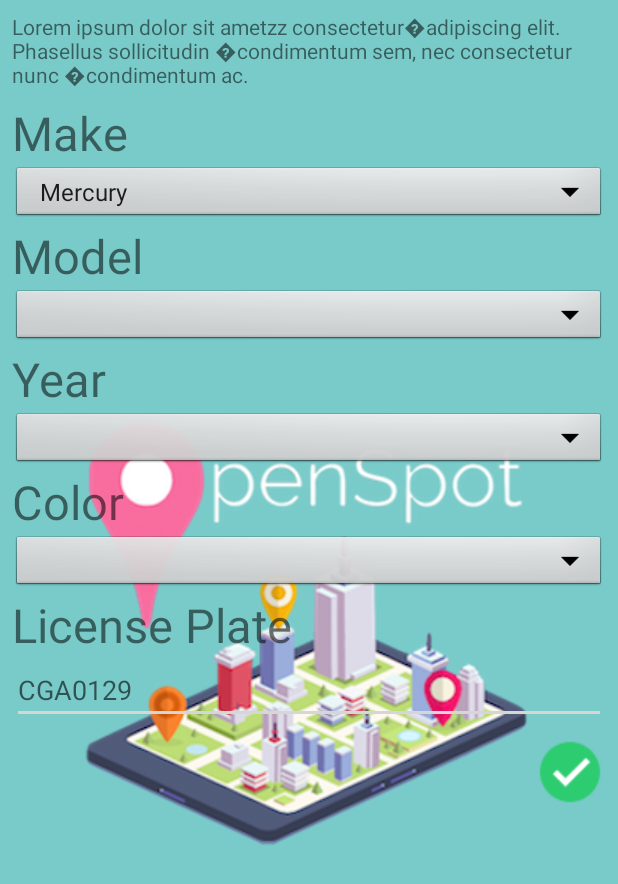
After one commit to stephenfung98/OpenSpot, an Android app: the VehicleInfoActivity screen opened directly, with no data from a screen before it, on a phone screen of 412 x 824 dp. The commit adds this screen. Shown: the top 884 px of the screen. Run offline under Robolectric (Android 15) with nearby library versions, the phone set to English and light mode, and no system bars.

Commit message:
Added UI for vehicle information view
-created a UI for vehicle information view

```diff
--- a/Android/MyApplication/app/src/main/AndroidManifest.xml
+++ b/Android/MyApplication/app/src/main/AndroidManifest.xml
@@ -15,11 +15,14 @@
             android:roundIcon="@mipmap/ic_launcher_round"
             android:supportsRtl="true"
             android:theme="@style/AppTheme.Launcher">
+        <activity android:name=".VehicleInfoActivity">
+        </activity>
         <activity
                 android:name=".NavigationActivity"
                 android:label="@string/app_name">
             <intent-filter>
                 <action android:name="android.intent.action.MAIN"/>
+
                 <category android:name="android.intent.category.LAUNCHER"/>
             </intent-filter>
         </activity>
@@ -39,10 +42,8 @@
                 android:value="@integer/google_play_services_version"/>
 
         <activity android:name=".MapsActivity2">
-
         </activity>
         <activity android:name=".MainActivity">
-
         </activity>
     </application>
 
--- /dev/null
+++ b/Android/MyApplication/app/src/main/java/com/example/openspot/VehicleInfoActivity.kt
@@ -0,0 +1,27 @@
+package com.example.openspot
+
+import android.support.v7.app.AppCompatActivity
+import android.os.Bundle
+import android.widget.ArrayAdapter
+import android.widget.Spinner
+
+class VehicleInfoActivity : AppCompatActivity() {
+
+    override fun onCreate(savedInstanceState: Bundle?) {
+        super.onCreate(savedInstanceState)
+        setContentView(R.layout.activity_vehicle_info)
+
+        val spinner: Spinner = findViewById(R.id.spinner)
+        // Create an ArrayAdapter using the string array and a default spinner layout
+        ArrayAdapter.createFromResource(
+            this,
+            R.array.planets_array,
+            android.R.layout.simple_spinner_item
+        ).also { adapter ->
+            // Specify the layout to use when the list of choices appears
+            adapter.setDropDownViewResource(android.R.layout.simple_spinner_dropdown_item)
+            // Apply the adapter to the spinner
+            spinner.adapter = adapter
+        }
+    }
+}
--- a/Android/MyApplication/app/src/main/res/layout/activity_navigation.xml
+++ b/Android/MyApplication/app/src/main/res/layout/activity_navigation.xml
@@ -11,8 +11,8 @@
             android:id="@+id/container"
             android:layout_width="match_parent"
             android:layout_above="@+id/navigation"
-            android:layout_height="match_parent"
-            app:layout_constraintBottom_toTopOf="@+id/navigation" android:layout_marginBottom="50dp"/>
+            android:layout_height="0dp"
+            app:layout_constraintBottom_toTopOf="@+id/navigation"/>
 
 
     <android.support.design.widget.BottomNavigationView
--- /dev/null
+++ b/Android/MyApplication/app/src/main/res/layout/activity_vehicle_info.xml
@@ -0,0 +1,132 @@
+<?xml version="1.0" encoding="utf-8"?>
+
+<RelativeLayout xmlns:android="http://schemas.android.com/apk/res/android"
+                xmlns:tools="http://schemas.android.com/tools"
+                android:layout_width="match_parent"
+                android:layout_height="match_parent"
+                tools:context=".VehicleInfoActivity">
+
+    <TextView
+            android:id="@+id/dummy"
+            android:layout_width="wrap_content"
+            android:layout_height="wrap_content"
+            android:text="Lorem ipsum dolor sit ametzz consectetur�adipiscing elit. Phasellus sollicitudin �condimentum sem, nec consectetur nunc �condimentum ac."
+            android:layout_alignParentTop="true"
+            android:layout_marginHorizontal="8dp"
+            android:layout_marginVertical="8dp"/>
+    <TextView
+            android:layout_width="wrap_content"
+            android:layout_height="wrap_content"
+            android:id="@+id/Make"
+            android:text="Make"
+            android:textSize="14pt"
+            android:layout_below="@id/dummy"
+            android:layout_marginLeft="8dp"
+            android:layout_marginRight="8dp"/>
+
+    <Spinner
+            android:id="@+id/spinner"
+            android:layout_width="match_parent"
+            android:layout_height="40dp"
+            android:layout_below="@+id/Make"
+            android:background="@android:drawable/btn_dropdown"
+            android:spinnerMode="dialog"
+            android:layout_marginLeft="8dp"
+            android:layout_marginRight="8dp"/>
+
+    <TextView
+            android:layout_width="wrap_content"
+            android:layout_height="wrap_content"
+            android:id="@+id/Model"
+            android:text="Model"
+            android:layout_below="@+id/spinner"
+            android:textSize="14pt"
+            android:layout_marginLeft="8dp"
+            android:layout_marginRight="8dp"/>
+
+    <Spinner
+            android:id="@+id/spinner2"
+            android:layout_width="match_parent"
+            android:layout_height="40dp"
+            android:layout_below="@+id/Model"
+            android:background="@android:drawable/btn_dropdown"
+            android:spinnerMode="dialog"
+            android:layout_marginLeft="8dp"
+            android:layout_marginRight="8dp"/>
+
+    <TextView
+            android:layout_width="wrap_content"
+            android:layout_height="wrap_content"
+            android:id="@+id/year"
+            android:text="Year"
+            android:textSize="14pt"
+            android:layout_below="@id/spinner2"
+            android:layout_marginLeft="8dp"
+            android:layout_marginRight="8dp"/>
+
+    <Spinner
+            android:id="@+id/spinner3"
+            android:layout_width="match_parent"
+            android:layout_height="40dp"
+            android:layout_below="@id/year"
+            android:background="@android:drawable/btn_dropdown"
+            android:spinnerMode="dialog"
+            android:layout_marginLeft="8dp"
+            android:layout_marginRight="8dp"/>
+
+    <TextView
+            android:layout_width="wrap_content"
+            android:layout_height="wrap_content"
+            android:id="@+id/color"
+            android:text="Color"
+            android:textSize="14pt"
+            android:layout_below="@id/spinner3"
+            android:layout_marginLeft="8dp"
+            android:layout_marginRight="8dp"/>
+
+    <Spinner
+            android:id="@+id/spinner4"
+            android:layout_width="match_parent"
+            android:layout_height="40dp"
+            android:layout_below="@id/color"
+            android:background="@android:drawable/btn_dropdown"
+            android:spinnerMode="dialog"
+            android:layout_marginLeft="8dp"
+            android:layout_marginRight="8dp"/>
+    <TextView
+            android:layout_width="wrap_content"
+            android:layout_height="wrap_content"
+            android:id="@+id/license_plate"
+            android:layout_below="@id/spinner4"
+            android:text="License Plate"
+            android:textSize="14pt"
+            android:layout_marginRight="8dp"
+            android:layout_marginLeft="8dp"/>
+
+    <EditText
+            android:id="@+id/edit_license"
+            android:layout_width="match_parent"
+            android:layout_height="wrap_content"
+            android:layout_below="@id/license_plate"
+            android:inputType="textNoSuggestions"
+            android:maxLines="1"
+            android:lines="1"
+            android:maxLength="7"
+            android:hint="CGA0129"
+            android:backgroundTint="@color/colorPrimaryDark"
+            android:layout_marginRight="8dp"
+            android:layout_marginLeft="8dp"/>
+
+    <ImageButton
+            android:id="@+id/checkmark"
+            android:layout_width="wrap_content"
+            android:layout_height="wrap_content"
+            android:src="@drawable/check_mark"
+            android:background="@null"
+            android:layout_below="@id/edit_license"
+            android:layout_marginRight="8dp"
+            android:layout_marginTop="8dp"
+            android:layout_alignParentRight="true"/>
+
+
+</RelativeLayout>
--- a/Android/MyApplication/app/src/main/res/values/strings.xml
+++ b/Android/MyApplication/app/src/main/res/values/strings.xml
@@ -6,4 +6,14 @@
     <string name="title_home">Home</string>
     <string name="title_reservations">Reservations</string>
     <string name="title_settings">Settings</string>
+    <string-array name="planets_array">
+        <item>Mercury</item>
+        <item>Venus</item>
+        <item>Earth</item>
+        <item>Mars</item>
+        <item>Jupiter</item>
+        <item>Saturn</item>
+        <item>Uranus</item>
+        <item>Neptune</item>
+    </string-array>
 </resources>
```
Also changed, not shown: Android/MyApplication/app/src/main/res/drawable/check_mark.png (added).
